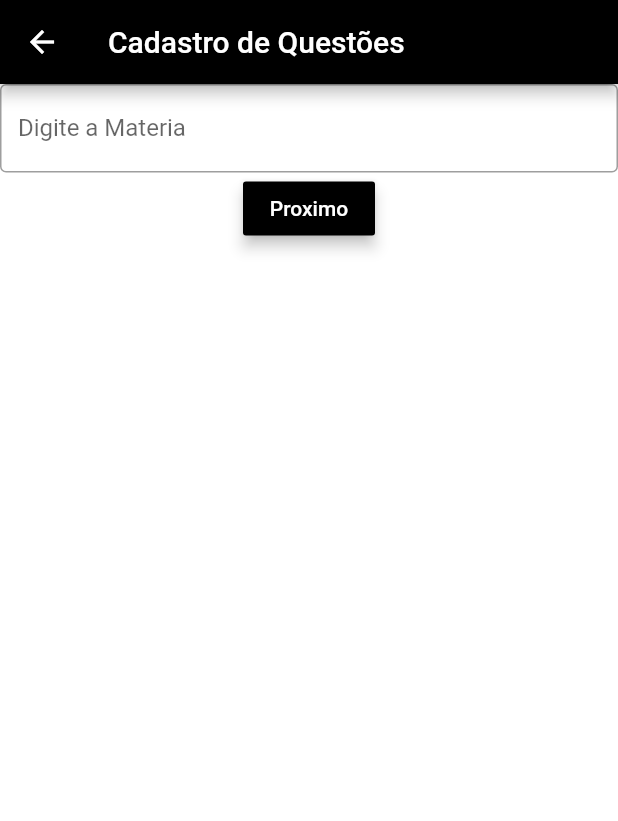
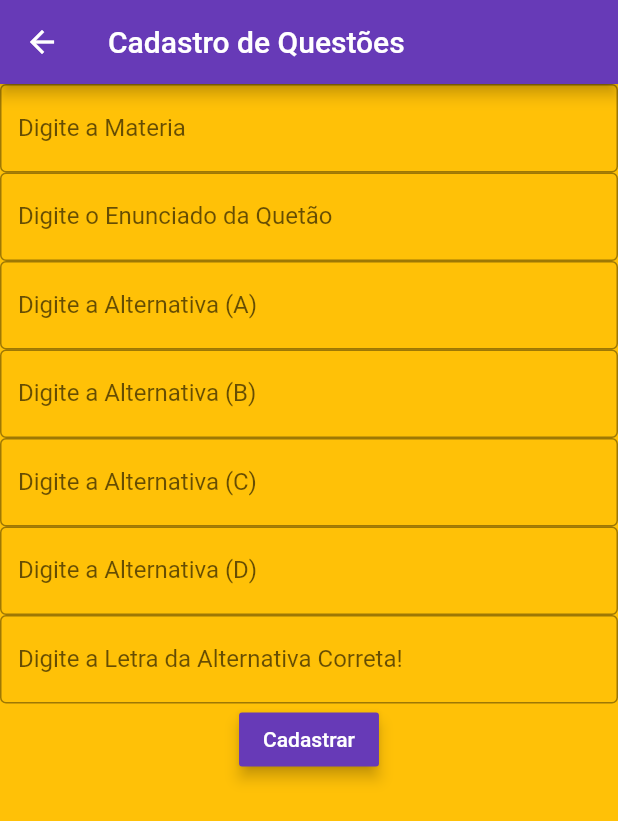
Before and after one commit to Batthez/quiz-flutter, a Flutter app: the QuestaoScreen screen opened directly, on a phone screen of 412 x 824 dp. Shown: the top 821 px of the screen. Run offline on Flutter 3.47's test engine with Material 2 defaults, Android fonts, the phone set to English and light mode, and no system bars.

Commit message:
Tela de cadastro completa (Falta coisas para deixar mais sofisticado).

```diff
--- a/lib/screens/questoes.dart
+++ b/lib/screens/questoes.dart
@@ -11,29 +11,56 @@ class _QuestaoScreenState extends State<QuestaoScreen> {
   @override
   Widget build(BuildContext context) {
     return Scaffold(
-      backgroundColor: Colors.white,
+      backgroundColor: Colors.amber,
         appBar: AppBar(
-          backgroundColor: Colors.black,
+          backgroundColor: Colors.deepPurple,
           title: Text('Cadastro de Questões'),
         ),
-        body: Column(children: <Widget>[
+        body: SingleChildScrollView(
+          child: Column(children: <Widget>[
             TextField(
                 style: TextStyle(color: Colors.black),
                 decoration: InputDecoration(
                     labelText: "Digite a Materia", border: OutlineInputBorder())),
+            TextField(
+                style: TextStyle(color: Colors.black),
+                decoration: InputDecoration(
+                    labelText: "Digite o Enunciado da Quetão", border: OutlineInputBorder())),
+            TextField(
+                style: TextStyle(color: Colors.black),
+                decoration: InputDecoration(
+                    labelText: "Digite a Alternativa (A)", border: OutlineInputBorder())),
+            TextField(
+                style: TextStyle(color: Colors.black),
+                decoration: InputDecoration(
+                    labelText: "Digite a Alternativa (B)", border: OutlineInputBorder())),
+            TextField(
+                style: TextStyle(color: Colors.black),
+                decoration: InputDecoration(
+                    labelText: "Digite a Alternativa (C)", border: OutlineInputBorder())),
+            TextField(
+                style: TextStyle(color: Colors.black),
+                decoration: InputDecoration(
+                    labelText: "Digite a Alternativa (D)", border: OutlineInputBorder())),
+            TextField(
+                style: TextStyle(color: Colors.black),
+                decoration: InputDecoration(
+                    labelText: "Digite a Letra da Alternativa Correta! ", border: OutlineInputBorder())),
             Column(
               children: <Widget>[
                 RaisedButton(
-                color: Colors.black,
+                  color: Colors.deepPurple,
                   splashColor: Colors.white,
                   elevation: 4.0,
-                child: Text('Proximo',
+                  child: Text('Cadastrar',
                     style: TextStyle(color: Colors.white),
                   ),
                   onPressed: () {},
                 )
               ],
             ),
-        ]));
+          ])
+        )
+    );
   }
 }
```
Lines whose indentation alone changed are shown as unchanged.
